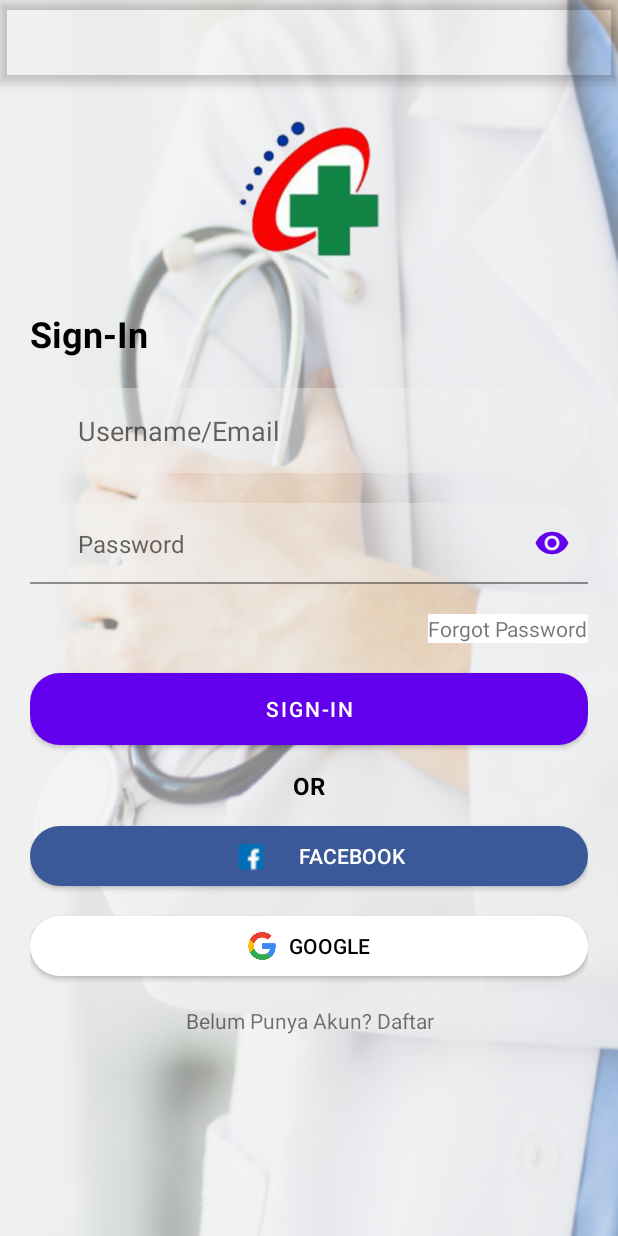
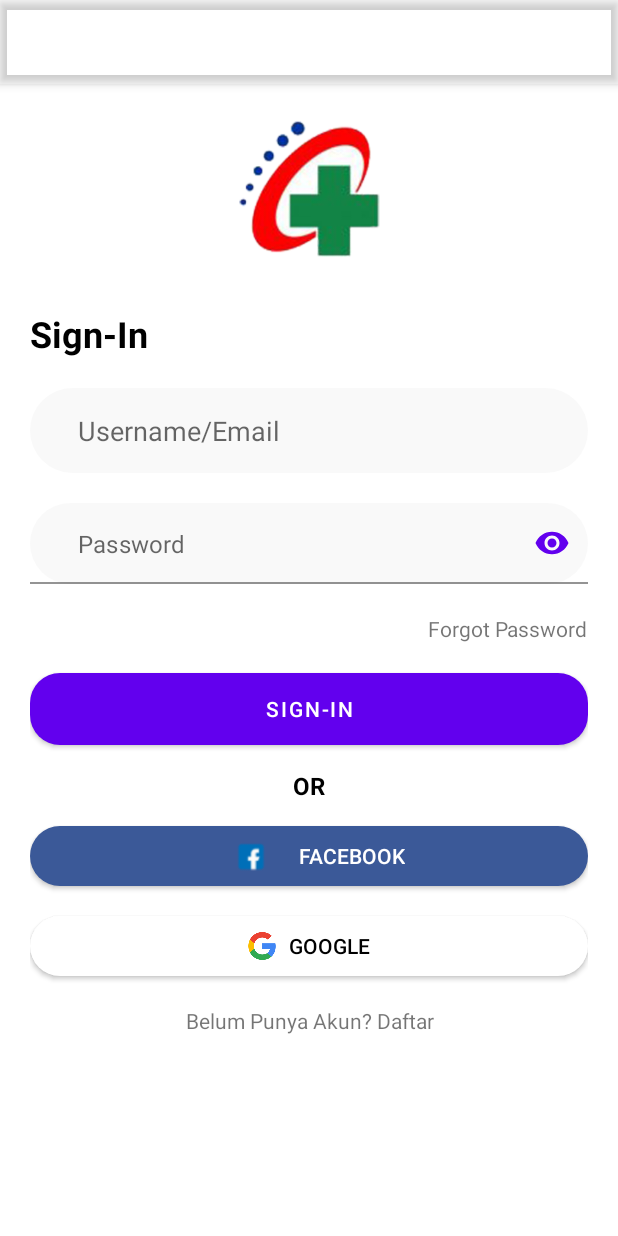
Before and after one commit to dikdikalihsan/rsudalihsanmobile.github.io, an Android app: the layout activity_sign_in.xml on its own in the app's theme, with its tools: preview values and no code run, on a phone screen of 412 x 824 dp. Run offline under Robolectric (Android 15) with nearby library versions, the phone set to English and light mode, and no system bars.

Commit message:
menghapus bg log in di sign in activity

```diff
--- a/app/src/main/res/layout/activity_sign_in.xml
+++ b/app/src/main/res/layout/activity_sign_in.xml
@@ -5,7 +5,6 @@
     android:layout_width="match_parent"
     android:layout_height="match_parent"
     android:orientation="vertical"
-    android:background="@drawable/bg_login"
     tools:context=".SignInActivity">
 
     <com.google.android.material.appbar.AppBarLayout
```
